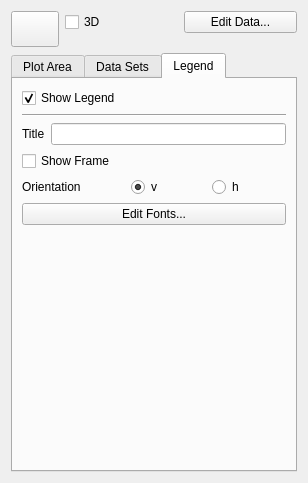
Qt form plugins/chartshape/ChartConfigWidget.ui (KDE/calligra) before a commit.
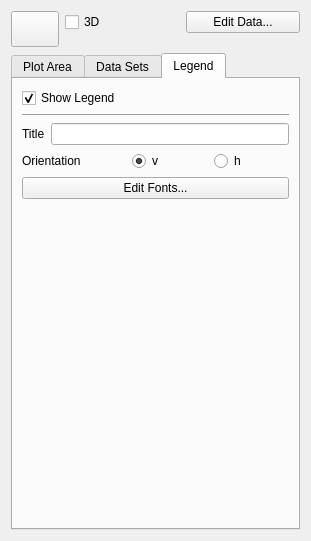
The same form after that commit. The open tabs and pages were chosen to show the change. Icons and pictures are not drawn. Custom widgets are drawn as their Qt base class.

Commit message:
Chart: Remove unused frame/background stuff from legend
Summary:
Remove setter/getters and ui.

These things are controlled from the Shape Tool,
so the KChart things shall not be used.

Reviewers: #calligra:_3.0, leinir, mecir, boemann

Reviewed By: leinir

Tags: #calligra:_3.0

```diff
--- a/plugins/chartshape/ChartConfigWidget.ui
+++ b/plugins/chartshape/ChartConfigWidget.ui
@@ -7,8 +7,8 @@
    <rect>
     <x>0</x>
     <y>0</y>
-    <width>296</width>
-    <height>483</height>
+    <width>311</width>
+    <height>541</height>
    </rect>
   </property>
   <layout class="QGridLayout">
@@ -684,20 +684,13 @@
         </widget>
        </item>
        <item row="3" column="0" colspan="2">
-        <widget class="QCheckBox" name="legendShowFrame">
-         <property name="text">
-          <string>Show Frame</string>
-         </property>
-        </widget>
-       </item>
-       <item row="4" column="0" colspan="2">
         <widget class="QLabel" name="label">
          <property name="text">
           <string>Orientation</string>
          </property>
         </widget>
        </item>
-       <item row="4" column="2">
+       <item row="3" column="2">
         <widget class="QRadioButton" name="legendOrientationIsVertical">
          <property name="text">
           <string>v</string>
@@ -707,7 +700,7 @@
          </property>
         </widget>
        </item>
-       <item row="4" column="3">
+       <item row="3" column="3">
         <widget class="QRadioButton" name="legendOrientationIsHorizontal">
          <property name="layoutDirection">
           <enum>Qt::LeftToRight</enum>
@@ -721,26 +714,26 @@
          </property>
         </widget>
        </item>
-       <item row="6" column="0" colspan="2">
-        <spacer>
-         <property name="orientation">
-          <enum>Qt::Vertical</enum>
-         </property>
-         <property name="sizeHint" stdset="0">
-          <size>
-           <width>101</width>
-           <height>121</height>
-          </size>
-         </property>
-        </spacer>
-       </item>
-       <item row="5" column="0" colspan="4">
+       <item row="4" column="0" colspan="4">
         <widget class="QPushButton" name="legendEditFontButton">
          <property name="text">
           <string>Edit Fonts...</string>
          </property>
         </widget>
        </item>
+       <item row="5" column="0" colspan="2">
+        <spacer>
+         <property name="orientation">
+          <enum>Qt::Vertical</enum>
+         </property>
+         <property name="sizeHint" stdset="0">
+          <size>
+           <width>101</width>
+           <height>121</height>
+          </size>
+         </property>
+        </spacer>
+       </item>
       </layout>
      </widget>
     </widget>
```
Left out of the diff: 24 changed lines with no effect on the pictures. The commit also changes 7 other files.
